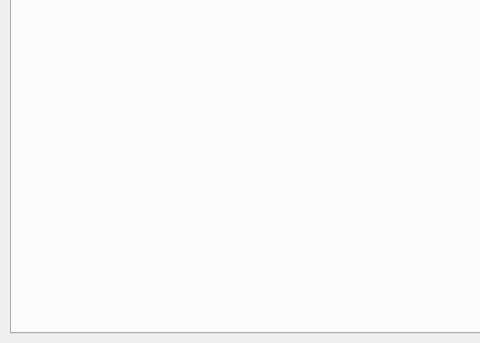
Before: the Qt Designer form src/utilwindow.ui in krontech/chronos-cam-app, drawn with Qt 5; both pictures show x 0 to 480 and y 137 to 480 of the 800 by 480 pixel window.
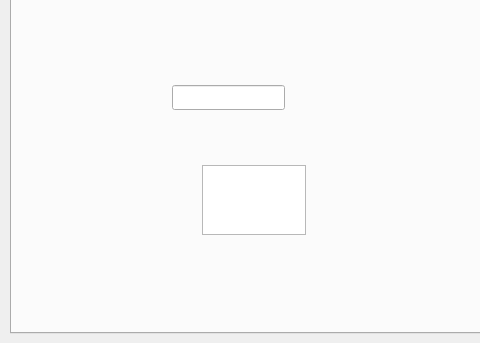
After: the same form once the commit is applied. The open tabs and pages were chosen to show the change. Custom widgets are drawn as their Qt base class.

Commit message: prevent any CamTextEdit from moving focus to the next tab of any tabwidget

The edit to the form file:
```diff
--- a/src/utilwindow.ui
+++ b/src/utilwindow.ui
@@ -600,6 +600,26 @@
       <string>TextLabel</string>
      </property>
     </widget>
+    <widget class="CamLineEdit" name="lineEdit">
+     <property name="geometry">
+      <rect>
+       <x>160</x>
+       <y>210</y>
+       <width>113</width>
+       <height>25</height>
+      </rect>
+     </property>
+    </widget>
+    <widget class="CamTextEdit" name="textEdit">
+     <property name="geometry">
+      <rect>
+       <x>190</x>
+       <y>290</y>
+       <width>104</width>
+       <height>70</height>
+      </rect>
+     </property>
+    </widget>
    </widget>
    <widget class="QWidget" name="tab">
     <attribute name="title">
@@ -995,6 +1015,11 @@
    <extends>QLineEdit</extends>
    <header>camLineEdit.h</header>
   </customwidget>
+  <customwidget>
+   <class>CamTextEdit</class>
+   <extends>QTextEdit</extends>
+   <header>camtextedit.h</header>
+  </customwidget>
  </customwidgets>
  <resources/>
  <connections/>
```
Left out of the diff: 2 changed lines with no effect on the pictures. The commit also changes 2 other files.
